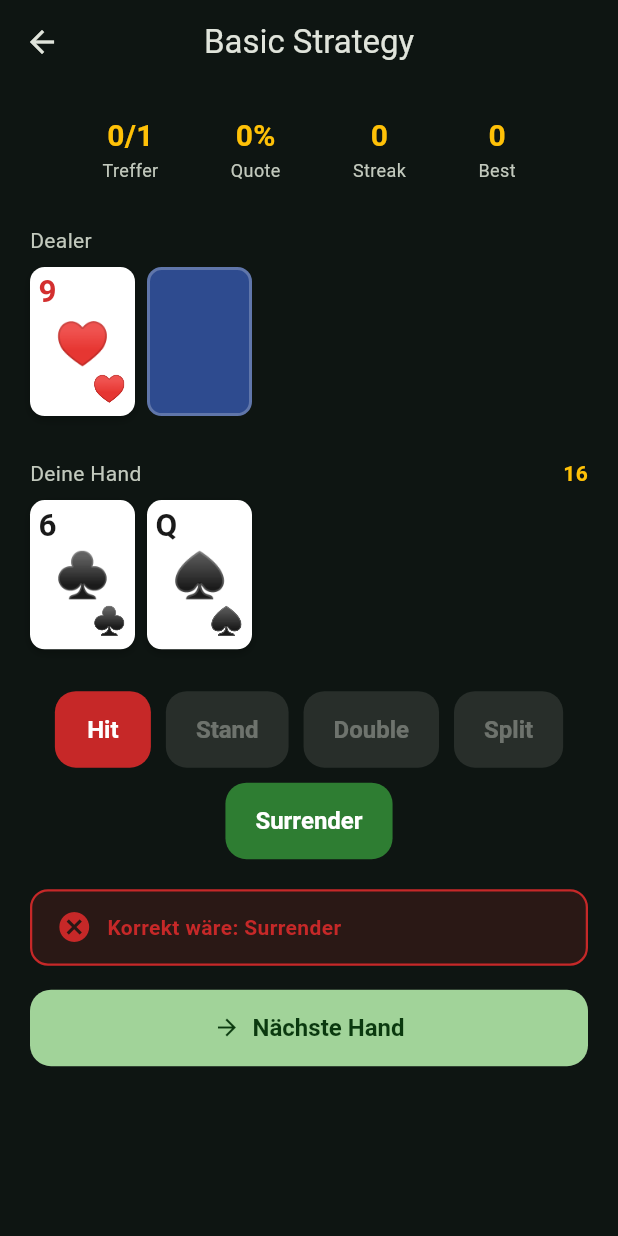
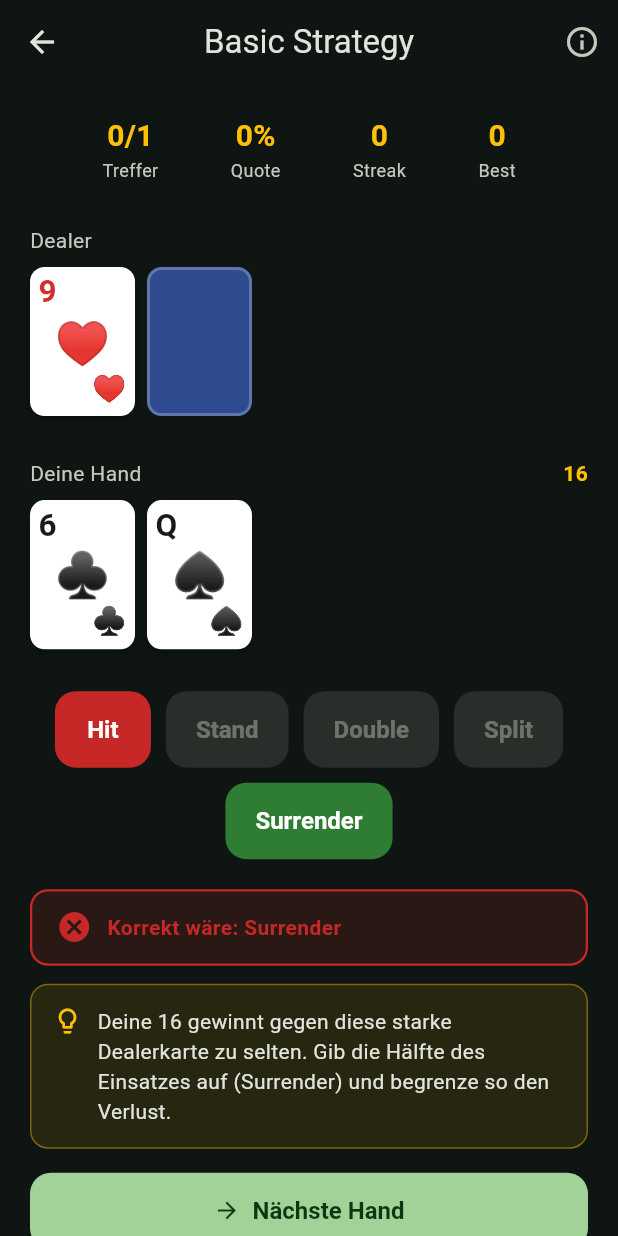
Before and after one commit to alexsaliger/blackjack-coach-app, a Flutter app: the BasicStrategyDrillScreen screen opened by its route, after a tap on "Hit", on a phone screen of 412 x 824 dp. Run offline on Flutter 3.47's test engine with Material 3 defaults, Android fonts, the phone set to English and light mode, and no system bars; our stand-ins replace flutter_riverpod, shared_preferences; accounts and stored records are empty.

Commit message:
Anfaengerfreundlichkeit: Begruendungen + Konzept-Info-Sheets
- StrategyExplainer: kurze Begruendung ("Warum") nach jeder Basic-Strategy-
  Entscheidung, als 💡-Karte im Feedback (erklaert die Dealer-Staerke-Logik)
- Konzept-Hilfetexte (help_texts.dart) + wiederverwendbarer InfoButton/Info-Sheet
- ℹ️-Info in jedem Trainer (Basic Strategy, Card Counting, Deviations, Speed Count,
  Regeln & House Edge) + "Neu hier?"-Einstieg auf dem Home-Screen
- ExplanationCard-Widget
- Tests: StrategyExplainer-Logik + Begruendung-/Info-Sheet-Widgettests
- 62 Tests gruen, flutter analyze sauber; im Browser verifiziert

Co-Authored-By: Claude Opus 4.8 <noreply@anthropic.com>

```diff
--- /dev/null
+++ b/lib/domain/strategy/strategy_explainer.dart
@@ -0,0 +1,90 @@
+import '../models/action.dart';
+import '../models/card.dart';
+import '../models/hand.dart';
+import '../models/rule_set.dart';
+
+/// Produces a short, plain-language reason (German) for why a given
+/// basic-strategy [PlayerAction] is correct for a hand against a dealer upcard.
+///
+/// These are pedagogical rules of thumb built around the two core ideas of
+/// basic strategy — the dealer busts often on 2–6 (weak) and usually makes a
+/// hand on 7–A (strong) — not a cell-by-cell transcript of the chart.
+class StrategyExplainer {
+  const StrategyExplainer();
+
+  String explain(
+    Hand hand,
+    Card dealerUp,
+    PlayerAction action,
+    RuleSet rules,
+  ) {
+    final up = dealerUp.rank == Rank.ace ? 11 : dealerUp.rank.baseValue;
+    final dealerWeak = up >= 2 && up <= 6;
+    final total = hand.total;
+
+    switch (action) {
+      case PlayerAction.split:
+        if (hand.pairValue == 11) {
+          return 'Asse splittet man immer: Aus einer weichen 12 werden zwei '
+              'Hände, die je auf 21 zielen.';
+        }
+        if (hand.pairValue == 8) {
+          return 'Achter splittet man immer: 16 ist die schlechteste Hand im '
+              'Spiel — zwei frische Hände sind klar besser.';
+        }
+        if (dealerWeak) {
+          return 'Paar gegen eine schwache Dealerkarte (2–6) splitten: Du '
+              'bringst zwei Hände ins Spiel und nutzt seine hohe Bust-Gefahr.';
+        }
+        return 'Dieses Paar splittet man hier, weil zwei getrennte Hände den '
+            'besseren Erwartungswert haben als eine gemeinsame.';
+
+      case PlayerAction.doubleDown:
+        if (hand.isSoft) {
+          return 'Weiche Hand gegen eine schwache Dealerkarte: Verdopple — du '
+              'kannst mit einer Karte nicht überkaufen und erhöhst bei Vorteil '
+              'den Einsatz.';
+        }
+        return 'Starke Ausgangshand ($total) gegen eine schwache Dealerkarte: '
+            'Verdopple, um bei gutem Erwartungswert mehr zu setzen. Du ziehst '
+            'dafür genau eine Karte.';
+
+      case PlayerAction.surrender:
+        return 'Deine $total gewinnt gegen diese starke Dealerkarte zu selten. '
+            'Gib die Hälfte des Einsatzes auf (Surrender) und begrenze so den '
+            'Verlust.';
+
+      case PlayerAction.stand:
+        if (hand.isSoft) {
+          return 'Deine weiche Hand ist schon stark genug — steh und zwing den '
+              'Dealer, selbst eine Hand zu bauen.';
+        }
+        if (total >= 17) {
+          return 'Harte $total: Beim Ziehen überkaufst du zu oft. Steh und '
+              'setze auf einen Dealer-Bust.';
+        }
+        if (dealerWeak) {
+          return 'Steh: Der Dealer zeigt 2–6, muss ziehen und geht '
+              'überdurchschnittlich oft bust. Riskiere mit deiner $total '
+              'keinen eigenen Bust.';
+        }
+        return 'Steh mit deiner $total.';
+
+      case PlayerAction.hit:
+        if (!hand.isSoft && total <= 11) {
+          return 'Mit $total kannst du nicht überkaufen — zieh immer, um die '
+              'Hand zu verbessern.';
+        }
+        if (hand.isSoft) {
+          return 'Weiche Hand ohne Bust-Risiko: Zieh, um sie weiter zu '
+              'verbessern.';
+        }
+        if (!dealerWeak) {
+          return 'Zieh: Der Dealer zeigt 7–A und steht wahrscheinlich auf '
+              '17–21. Mit deiner $total verlierst du beim Stehen meist — du '
+              'musst verbessern.';
+        }
+        return 'Zieh, um deine $total zu verbessern.';
+    }
+  }
+}
--- /dev/null
+++ b/lib/presentation/help_texts.dart
@@ -0,0 +1,95 @@
+/// A titled help/explanation text shown in an info sheet.
+class HelpText {
+  const HelpText(this.title, this.body);
+  final String title;
+
+  /// Body with paragraphs separated by blank lines.
+  final String body;
+}
+
+/// Central store of the beginner-friendly concept explanations used across the
+/// trainers. Keeping them here makes the wording easy to review and reuse.
+class HelpTexts {
+  HelpTexts._();
+
+  static const intro = HelpText(
+    'So funktioniert die App',
+    'Diese App trainiert dich im Blackjack — Schritt für Schritt:\n\n'
+        '1. Basic Strategy: die richtige Spielentscheidung üben (das Fundament).\n'
+        '2. Card Counting: mit Hi-Lo den Count mitzählen lernen.\n'
+        '3. Speed Count: den Count auch auf Zeit sicher halten.\n'
+        '4. Deviations: wissen, wann man bei hohem Count abweicht.\n'
+        '5. Regeln & House Edge: verstehen, wie Tischregeln die Odds verändern.\n\n'
+        'Oben rechts findest du in jedem Trainer ein ℹ️ mit einer kurzen '
+        'Erklärung. Nach jeder Entscheidung bekommst du eine Begründung — so '
+        'verstehst du das Warum, nicht nur das Was.\n\n'
+        'Nur zu Übungs- und Lernzwecken — kein Echtgeld-Glücksspiel.',
+  );
+
+  static const basicStrategy = HelpText(
+    'Basic Strategy',
+    'Die Basic Strategy ist die mathematisch beste Entscheidung für jede '
+        'Kombination aus deiner Hand und der offenen Dealerkarte — ganz ohne '
+        'Kartenzählen.\n\n'
+        'Die Grundidee steckt in der Dealerkarte:\n'
+        '• Zeigt der Dealer 2–6 (schwach), geht er oft bust. Dann spielst du '
+        'vorsichtig und lässt ihn ziehen (stehen).\n'
+        '• Zeigt der Dealer 7–As (stark), macht er meist eine fertige Hand '
+        '(17–21). Dann musst du selbst verbessern (ziehen/verdoppeln).\n\n'
+        'Merksätze: Asse und Achter immer splitten, Zehner und Fünfer nie. '
+        'Weiche Hände (mit As als 11) kannst du nicht überkaufen — spiel sie '
+        'aggressiver.',
+  );
+
+  static const counting = HelpText(
+    'Hi-Lo Kartenzählen',
+    'Beim Hi-Lo bekommt jede Karte einen Wert:\n'
+        '• 2–6 → +1\n'
+        '• 7–9 → 0\n'
+        '• 10, Bube, Dame, König, As → −1\n\n'
+        'Der Running Count ist die laufende Summe aller gesehenen Karten. Ein '
+        'hoher (positiver) Count heißt: Es wurden viele kleine Karten gespielt, '
+        'also sind noch viele Zehner und Asse im Schlitten — das ist gut für '
+        'dich (mehr Blackjacks, Dealer geht öfter bust).\n\n'
+        'Der True Count = Running Count ÷ verbleibende Decks macht den Wert '
+        'vergleichbar, egal wie viel schon gespielt wurde. Er steuert sowohl '
+        'die Einsatzhöhe als auch die Abweichungen (Deviations).',
+  );
+
+  static const deviations = HelpText(
+    'Deviations / Index Plays',
+    'Deviations sind gezielte Abweichungen von der Basic Strategy, die sich '
+        'ab einem bestimmten True Count lohnen. Die wichtigsten sind die '
+        '„Illustrious 18" und die „Fab 4" (Surrender).\n\n'
+        'Beispiel 16 gegen 10: Normalerweise ziehst du. Aber ab True Count ≥ 0 '
+        'stehst du — denn bei hohem Count sind mehr Zehner übrig, du würdest '
+        'öfter überkaufen und der Dealer geht eher bust.\n\n'
+        'Du musst nicht alle Abweichungen kennen — diese Auswahl bringt den '
+        'größten Nutzen. Jede Zeile nennt: ab welchem True Count du wie spielst '
+        '(und was sonst gilt).',
+  );
+
+  static const speed = HelpText(
+    'Speed Count',
+    'Hier zählst du einen ganzen Schlitten auf Zeit herunter. Ziel ist, den '
+        'Running Count auch unter Zeitdruck fehlerfrei zu halten — genau das '
+        'brauchst du am echten Tisch.\n\n'
+        'Kontrolle: Ein vollständig gezähltes Deck endet immer bei 0 '
+        '(gleich viele +1- wie −1-Karten). Kommt bei dir 0 heraus, hast du '
+        'sauber gezählt. Das Tempo kommt mit Übung.',
+  );
+
+  static const rules = HelpText(
+    'Regeln & House Edge',
+    'Der House Edge ist der langfristige Prozentsatz, den das Casino im '
+        'Schnitt gewinnt — bei perfekter Basic Strategy.\n\n'
+        'Die Tischregeln verschieben ihn:\n'
+        '• Schlecht für dich: Dealer zieht Soft 17 (H17), Blackjack zahlt nur '
+        '6:5, mehr Decks.\n'
+        '• Gut für dich: Double after Split (DAS), Late Surrender, Resplit '
+        'Aces, wenige Decks.\n\n'
+        'Die Aufschlüsselung zeigt jeden Effekt einzeln, damit du siehst, '
+        'welche Regel wie viel ausmacht. Alle Trainer rechnen mit genau diesem '
+        'Regelsatz.',
+  );
+}
--- a/lib/presentation/screens/basic_strategy_drill_screen.dart
+++ b/lib/presentation/screens/basic_strategy_drill_screen.dart
@@ -2,9 +2,14 @@ import 'package:flutter/material.dart';
 import 'package:flutter_riverpod/flutter_riverpod.dart';
 
 import '../../domain/models/hand.dart';
+import '../../domain/strategy/strategy_explainer.dart';
 import '../../state/basic_strategy_drill_controller.dart';
+import '../../state/settings_providers.dart';
+import '../help_texts.dart';
 import '../widgets/action_buttons.dart';
+import '../widgets/explanation_card.dart';
 import '../widgets/feedback_banner.dart';
+import '../widgets/info_button.dart';
 import '../widgets/playing_card_view.dart';
 import '../widgets/stat_bar.dart';
 
@@ -21,11 +26,15 @@ class BasicStrategyDrillScreen extends ConsumerWidget {
   Widget build(BuildContext context, WidgetRef ref) {
     final state = ref.watch(basicStrategyDrillProvider);
     final controller = ref.read(basicStrategyDrillProvider.notifier);
+    final rules = ref.watch(ruleSetProvider);
     final scheme = Theme.of(context).colorScheme;
     final s = state.scenario;
 
     return Scaffold(
-      appBar: AppBar(title: const Text('Basic Strategy')),
+      appBar: AppBar(
+        title: const Text('Basic Strategy'),
+        actions: const [InfoButton(HelpTexts.basicStrategy)],
+      ),
       body: SafeArea(
         child: Center(
           child: ConstrainedBox(
@@ -94,6 +103,17 @@ class BasicStrategyDrillScreen extends ConsumerWidget {
                         ? 'Richtig! ${state.correctAction?.label}'
                         : 'Korrekt wäre: ${state.correctAction?.label}',
                   ),
+                  if (state.correctAction != null) ...[
+                    const SizedBox(height: 12),
+                    ExplanationCard(
+                      const StrategyExplainer().explain(
+                        s.player,
+                        s.dealerUp,
+                        state.correctAction!,
+                        rules,
+                      ),
+                    ),
+                  ],
                   const SizedBox(height: 16),
                   FilledButton.icon(
                     onPressed: controller.next,
--- a/lib/presentation/screens/deviations_screen.dart
+++ b/lib/presentation/screens/deviations_screen.dart
@@ -4,8 +4,10 @@ import 'package:flutter_riverpod/flutter_riverpod.dart';
 import '../../domain/models/hand.dart';
 import '../../domain/strategy/deviations.dart';
 import '../../state/deviation_drill_controller.dart';
+import '../help_texts.dart';
 import '../widgets/action_buttons.dart';
 import '../widgets/feedback_banner.dart';
+import '../widgets/info_button.dart';
 import '../widgets/playing_card_view.dart';
 import '../widgets/stat_bar.dart';
 
@@ -21,6 +23,7 @@ class DeviationsScreen extends StatelessWidget {
       child: Scaffold(
         appBar: AppBar(
           title: const Text('Deviations'),
+          actions: const [InfoButton(HelpTexts.deviations)],
           bottom: const TabBar(
             tabs: [
               Tab(text: 'Übersicht'),
--- /dev/null
+++ b/lib/presentation/widgets/explanation_card.dart
@@ -0,0 +1,39 @@
+import 'package:flutter/material.dart';
+
+/// A soft "why" card with a lightbulb icon, used to show the reasoning behind a
+/// correct play.
+class ExplanationCard extends StatelessWidget {
+  const ExplanationCard(this.text, {super.key});
+
+  final String text;
+
+  @override
+  Widget build(BuildContext context) {
+    final scheme = Theme.of(context).colorScheme;
+    return Container(
+      width: double.infinity,
+      padding: const EdgeInsets.all(14),
+      decoration: BoxDecoration(
+        color: scheme.secondary.withValues(alpha: 0.10),
+        borderRadius: BorderRadius.circular(12),
+        border: Border.all(color: scheme.secondary.withValues(alpha: 0.4)),
+      ),
+      child: Row(
+        crossAxisAlignment: CrossAxisAlignment.start,
+        children: [
+          Icon(Icons.lightbulb_outline, size: 20, color: scheme.secondary),
+          const SizedBox(width: 10),
+          Expanded(
+            child: Text(
+              text,
+              style: Theme.of(context)
+                  .textTheme
+                  .bodyMedium
+                  ?.copyWith(height: 1.4),
+            ),
+          ),
+        ],
+      ),
+    );
+  }
+}
```
Also changed, not shown: lib/presentation/screens/counting_drill_screen.dart (+6 -1 lines), lib/presentation/screens/home_screen.dart (+12 -1 lines), lib/presentation/screens/rules_screen.dart (+6 -1 lines), lib/presentation/screens/speed_count_screen.dart (+6 -1 lines), lib/presentation/widgets/info_button.dart (added, +71 -0 lines), 3 other files.
